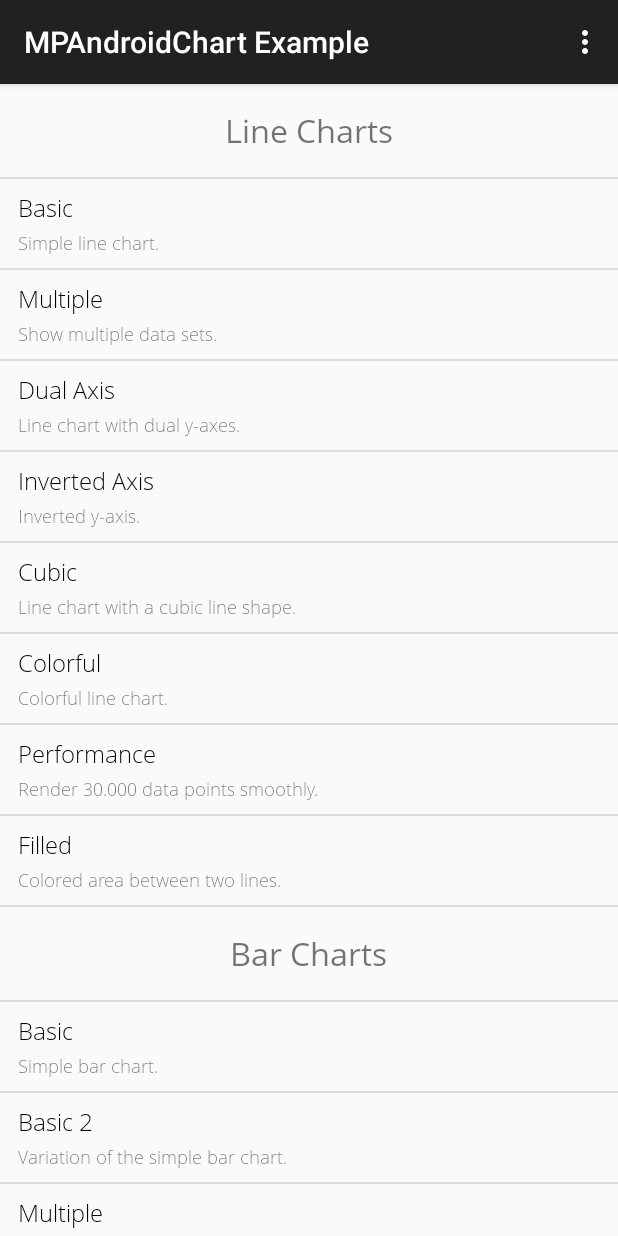
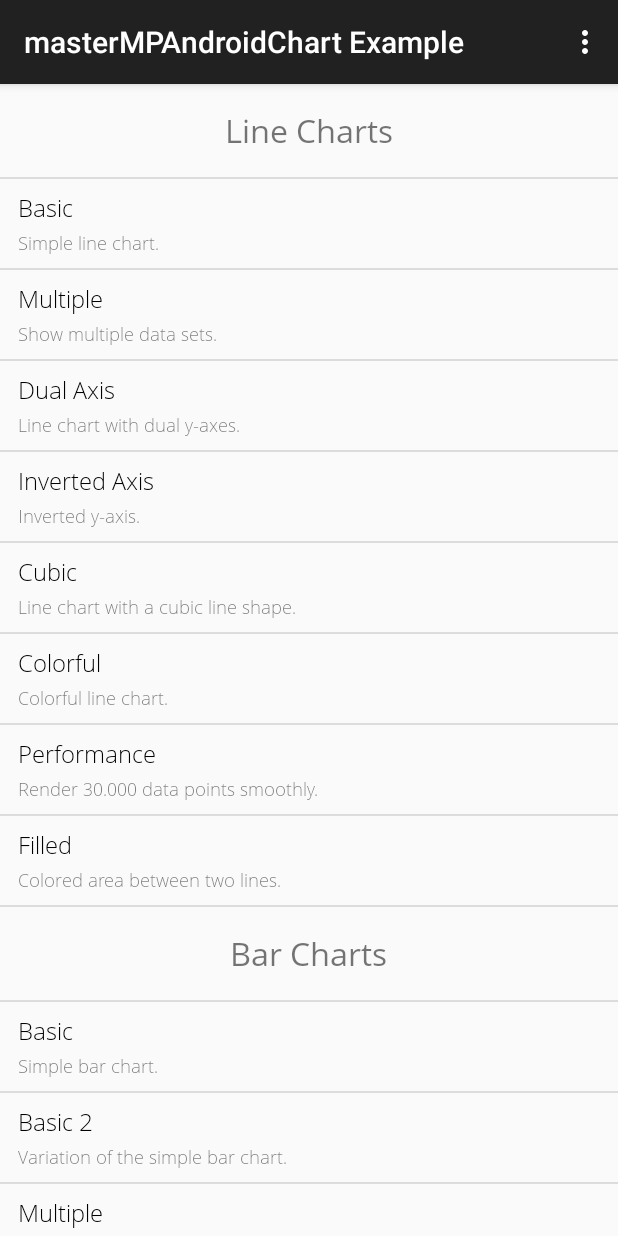
Before and after one commit to MEIIT/MPChart, an Android app: the screen it shows after launch (MainActivity), on a phone screen of 412 x 824 dp. Run offline under Robolectric (Android 15) with nearby library versions, the phone set to English and light mode, and no system bars.

Commit message:
修改标题

```diff
--- a/MPChartExample/src/main/java/com/xxmassdeveloper/mpchartexample/notimportant/MainActivity.java
+++ b/MPChartExample/src/main/java/com/xxmassdeveloper/mpchartexample/notimportant/MainActivity.java
@@ -61,7 +61,7 @@ public class MainActivity extends AppCompatActivity implements OnItemClickListen
         setContentView(R.layout.activity_main);
 
         //设置标题
-        setTitle("MPAndroidChart Example");
+        setTitle("masterMPAndroidChart Example");
 
         // initialize the utilities
         Utils.init(this);
```
